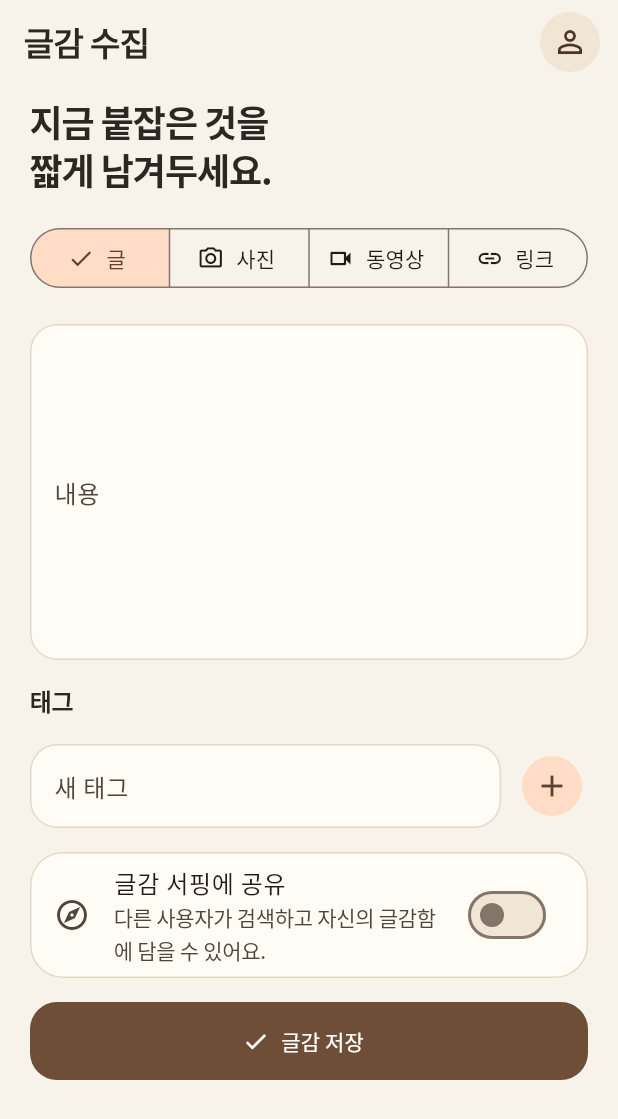
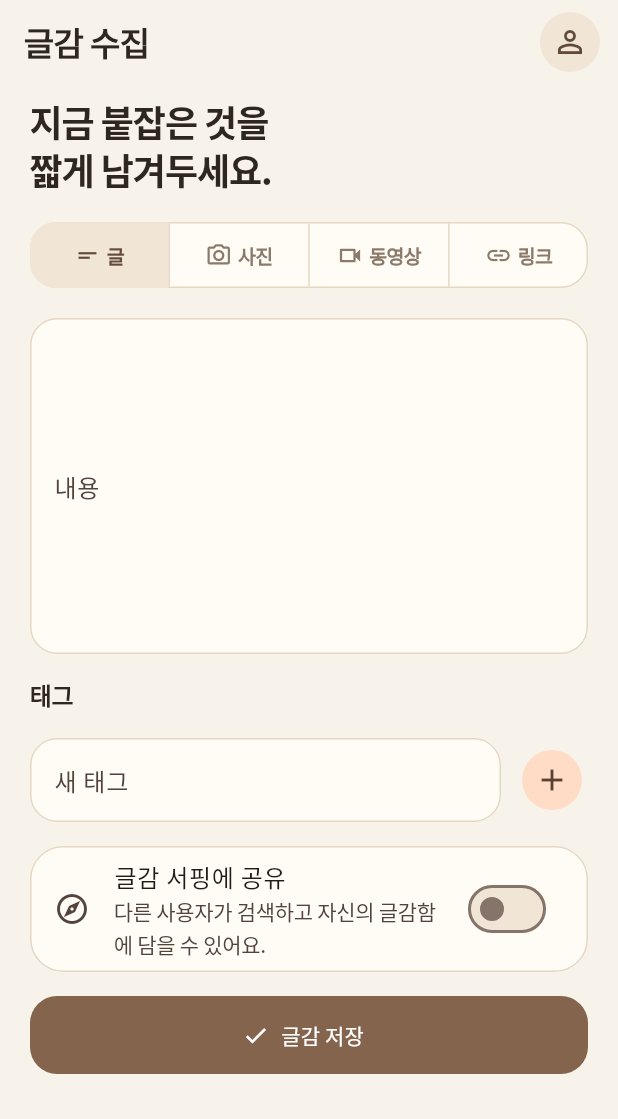
Before and after one commit to madcamp-official/26s-w2-c2-07, a Flutter app: the CaptureCreateScreen screen opened by its route, on a phone screen of 412 x 824 dp. Shown: the top 1119 px of the screen. Run offline on Flutter 3.47's test engine with Material 3 defaults, Android fonts, the phone set to English and light mode, and no system bars; our stand-ins replace flutter_dotenv, go_router, image_picker, share_plus, supabase_flutter, video_player; missing offline and left inert: fvp; accounts and stored records are empty; network calls fail; Roboto replaces fonts that are missing (Gowun Batang).

Commit message:
style: soften mobile capture controls

```diff
--- a/apps/mobile/lib/core/theme/app_theme.dart
+++ b/apps/mobile/lib/core/theme/app_theme.dart
@@ -4,13 +4,13 @@ abstract final class AppTheme {
   static const cream = Color(0xFFF8F3EA);
   static const paper = Color(0xFFFFFCF6);
   static const ink = Color(0xFF2E2721);
-  static const sage = Color(0xFF8C6F55);
-  static const moss = Color(0xFF6F4E37);
+  static const sage = Color(0xFF9A7B62);
+  static const moss = Color(0xFF85644E);
   static const clay = Color(0xFFC58E63);
   static const mist = Color(0xFFF1E5D6);
   static const line = Color(0xFFE6D7C5);
   static const muted = Color(0xFF8B7A6B);
-  static const coffee = Color(0xFF4B3428);
+  static const coffee = Color(0xFF624A3A);
   static const night = Color(0xFF17110D);
   static const darkPaper = Color(0xFF241A14);
   static const darkMist = Color(0xFF33261E);
@@ -121,5 +121,4 @@ abstract final class AppTheme {
           ),
         ),
       );
-
 }
--- a/apps/mobile/lib/features/captures/capture_create_screen.dart
+++ b/apps/mobile/lib/features/captures/capture_create_screen.dart
@@ -168,29 +168,12 @@ class _CaptureCreateScreenState extends State<CaptureCreateScreen> {
             style: Theme.of(context).textTheme.headlineSmall,
           ),
           const SizedBox(height: 20),
-          SegmentedButton<String>(
-            segments: const [
-              ButtonSegment(
-                  value: 'text',
-                  icon: Icon(Icons.short_text),
-                  label: Text('글')),
-              ButtonSegment(
-                  value: 'photo',
-                  icon: Icon(Icons.photo_camera_outlined),
-                  label: Text('사진')),
-              ButtonSegment(
-                  value: 'video',
-                  icon: Icon(Icons.videocam_outlined),
-                  label: Text('동영상')),
-              ButtonSegment(
-                  value: 'link', icon: Icon(Icons.link), label: Text('링크')),
-            ],
-            selected: {type},
-            onSelectionChanged: (value) =>
-                setState(() {
-                  type = value.first;
-                  pickedFile = null;
-                }),
+          _CaptureTypeSelector(
+            selectedType: type,
+            onChanged: (value) => setState(() {
+              type = value;
+              pickedFile = null;
+            }),
           ),
           const SizedBox(height: 20),
           if (type == 'link')
@@ -288,3 +271,113 @@ class _CaptureCreateScreenState extends State<CaptureCreateScreen> {
     );
   }
 }
+
+class _CaptureTypeSelector extends StatelessWidget {
+  const _CaptureTypeSelector({
+    required this.selectedType,
+    required this.onChanged,
+  });
+
+  final String selectedType;
+  final ValueChanged<String> onChanged;
+
+  static const _items = [
+    _CaptureTypeOption('text', Icons.short_text, '글'),
+    _CaptureTypeOption('photo', Icons.photo_camera_outlined, '사진'),
+    _CaptureTypeOption('video', Icons.videocam_outlined, '동영상'),
+    _CaptureTypeOption('link', Icons.link, '링크'),
+  ];
+
+  @override
+  Widget build(BuildContext context) {
+    return DecoratedBox(
+      decoration: BoxDecoration(
+        color: AppTheme.paper,
+        border: Border.all(color: AppTheme.line),
+        borderRadius: BorderRadius.circular(18),
+      ),
+      child: ClipRRect(
+        borderRadius: BorderRadius.circular(17),
+        child: Row(
+          children: [
+            for (var index = 0; index < _items.length; index++) ...[
+              Expanded(
+                child: _CaptureTypeButton(
+                  option: _items[index],
+                  isSelected: selectedType == _items[index].value,
+                  onTap: () => onChanged(_items[index].value),
+                ),
+              ),
+              if (index != _items.length - 1)
+                const SizedBox(
+                  height: 42,
+                  child: VerticalDivider(
+                    width: 1,
+                    thickness: 1,
+                    color: AppTheme.line,
+                  ),
+                ),
+            ],
+          ],
+        ),
+      ),
+    );
+  }
+}
+
+class _CaptureTypeButton extends StatelessWidget {
+  const _CaptureTypeButton({
+    required this.option,
+    required this.isSelected,
+    required this.onTap,
+  });
+
+  final _CaptureTypeOption option;
+  final bool isSelected;
+  final VoidCallback onTap;
+
+  @override
+  Widget build(BuildContext context) {
+    final color = isSelected ? AppTheme.coffee : AppTheme.muted;
+
+    return InkWell(
+      onTap: onTap,
+      child: AnimatedContainer(
+        duration: const Duration(milliseconds: 160),
+        curve: Curves.easeOutCubic,
+        padding: const EdgeInsets.symmetric(horizontal: 4, vertical: 12),
+        color: isSelected ? AppTheme.mist : Colors.transparent,
+        child: Row(
+          mainAxisAlignment: MainAxisAlignment.center,
+          mainAxisSize: MainAxisSize.min,
+          children: [
+            Icon(option.icon, size: 18, color: color),
+            const SizedBox(width: 4),
+            Flexible(
+              child: Text(
+                option.label,
+                maxLines: 1,
+                softWrap: false,
+                overflow: TextOverflow.visible,
+                style: TextStyle(
+                  color: color,
+                  fontSize: 13,
+                  fontWeight: isSelected ? FontWeight.w800 : FontWeight.w600,
+                  letterSpacing: -0.4,
+                ),
+              ),
+            ),
+          ],
+        ),
+      ),
+    );
+  }
+}
+
+class _CaptureTypeOption {
+  const _CaptureTypeOption(this.value, this.icon, this.label);
+
+  final String value;
+  final IconData icon;
+  final String label;
+}
--- a/apps/mobile/lib/features/captures/capture_detail_screen.dart
+++ b/apps/mobile/lib/features/captures/capture_detail_screen.dart
@@ -167,9 +167,12 @@ class _CaptureDetailScreenState extends State<CaptureDetailScreen> {
                 style: Theme.of(context).textTheme.headlineSmall,
               ),
               const SizedBox(height: 16),
-              Chip(
-                avatar: Icon(captureTypeIcon(item.type), size: 18),
-                label: Text(captureTypeLabel(item.type)),
+              Align(
+                alignment: Alignment.centerLeft,
+                child: Chip(
+                  avatar: Icon(captureTypeIcon(item.type), size: 18),
+                  label: Text(captureTypeLabel(item.type)),
+                ),
               ),
               const SizedBox(height: 16),
               if (item.type == CaptureType.photo ||
```
